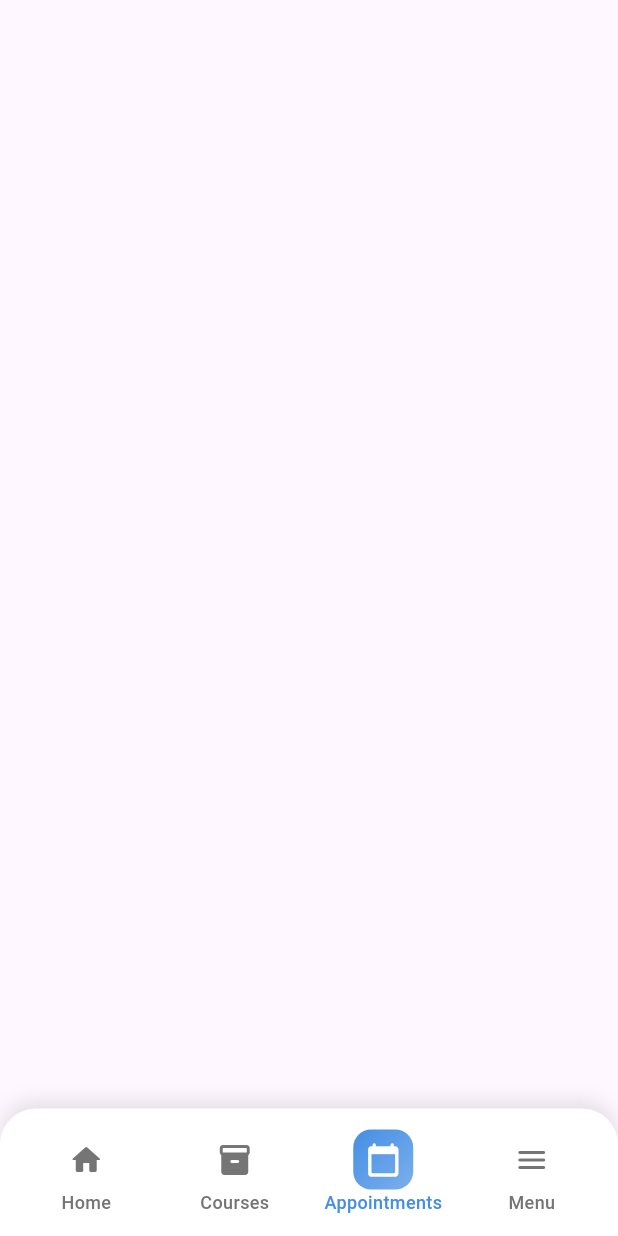
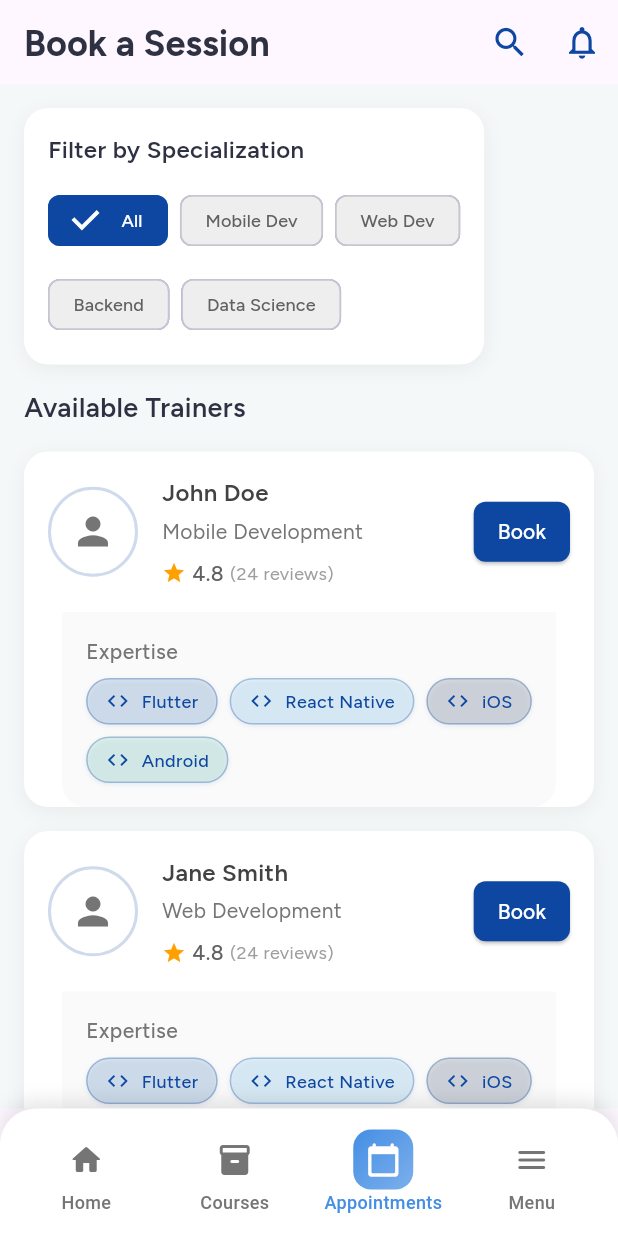
Before and after one commit to flappyBirdBol-anon/code-bolanon-mobile, a Flutter app: the MainBodyView screen opened by its route, item 3 of the bottom bar chosen, on a phone screen of 412 x 824 dp. Run offline on Flutter 3.47's test engine with Material 3 defaults, Android fonts, the light colour scheme and no system bars; our stand-ins replace cached_network_image, carousel_slider, data_table_2, dio, file_picker, fl_chart and 19 more; missing offline and left inert: docx_viewer, excel, flutter_pdfview, flutter_stripe, media_kit, media_kit_video and 2 more; accounts and stored records are empty; network calls fail; project files that could hold a hidden picture were left out.

Commit message:
add some changes, fixed some UI in learner courses, added initial UI for learner's appointment

```diff
--- a/lib/app/app.dart
+++ b/lib/app/app.dart
@@ -48,6 +48,7 @@ import 'package:code_bolanon/ui/views/change_password/change_password_view.dart'
 import 'package:code_bolanon/ui/views/edit_profile/edit_profile_view.dart';
 import 'package:code_bolanon/ui/views/trainer_appointment_home/trainer_appointment_home_view.dart';
 import 'package:code_bolanon/ui/views/trainer_schedules/trainer_schedules_view.dart';
+import 'package:code_bolanon/ui/views/learner_appointment_home/learner_appointment_home_view.dart';
 // @stacked-import
 
 @StackedApp(
@@ -76,6 +77,7 @@ import 'package:code_bolanon/ui/views/trainer_schedules/trainer_schedules_view.d
     MaterialRoute(page: EditProfileView),
     MaterialRoute(page: TrainerAppointmentHomeView),
     MaterialRoute(page: TrainerSchedulesView),
+    MaterialRoute(page: LearnerAppointmentHomeView),
 // @stacked-route
   ],
   dependencies: [
--- a/lib/services/user_service.dart
+++ b/lib/services/user_service.dart
@@ -1,7 +1,7 @@
 import 'dart:convert';
 
+import 'package:code_bolanon/models/tech_stack_model.dart';
 import 'package:code_bolanon/models/user_model.dart';
-import 'package:code_bolanon/models/tech_stack_model.dart';
 import 'package:code_bolanon/services/api_service.dart';
 import 'package:shared_preferences/shared_preferences.dart';
 import 'package:stacked/stacked.dart';
@@ -92,7 +92,7 @@ class UserService with ListenableServiceMixin {
 
   Future<Map<String, dynamic>?> getProfile() async {
     try {
-      final response = await ApiService().get('/profile');
+      final response = await ApiService().get('/profile/me');
 
       if (response.statusCode == 200) {
         final Map<String, dynamic> result = {};
--- a/lib/ui/common/widgets/courses_list_item.dart
+++ b/lib/ui/common/widgets/courses_list_item.dart
@@ -42,8 +42,7 @@ class CoursesListItem extends StatelessWidget {
         clipBehavior: Clip.antiAlias,
         shape: RoundedRectangleBorder(
           borderRadius: BorderRadius.circular(12),
-          side:
-              const BorderSide(color: const Color.fromARGB(157, 238, 238, 238)),
+          side: const BorderSide(color: Color.fromARGB(157, 238, 238, 238)),
         ),
         child: InkWell(
           onTap: onTap,
@@ -73,7 +72,7 @@ class CoursesListItem extends StatelessWidget {
                   child: Stack(
                     children: [
                       AspectRatio(
-                        aspectRatio: 1.5,
+                        aspectRatio: 1.56,
                         child: _buildCourseImage(),
                       ),
                       if (showControls) ...[
@@ -95,7 +94,7 @@ class CoursesListItem extends StatelessWidget {
                 ),
                 Expanded(
                   child: Padding(
-                    padding: const EdgeInsets.all(6),
+                    padding: const EdgeInsets.all(4),
                     child: Container(
                       padding: const EdgeInsets.all(4),
                       decoration: BoxDecoration(
--- /dev/null
+++ b/lib/ui/views/learner_appointment_home/learner_appointment_home_view.dart
@@ -0,0 +1,476 @@
+import 'package:code_bolanon/models/user_model.dart';
+import 'package:code_bolanon/ui/common/app_colors.dart';
+import 'package:code_bolanon/ui/common/widgets/custom_app_bar.dart';
+import 'package:code_bolanon/ui/common/widgets/custom_stack_chip.dart';
+import 'package:flutter/material.dart';
+import 'package:google_fonts/google_fonts.dart';
+import 'package:shimmer/shimmer.dart';
+import 'package:stacked/stacked.dart';
+
+import 'learner_appointment_home_viewmodel.dart';
+
+class LearnerAppointmentHomeView
+    extends StackedView<LearnerAppointmentHomeViewModel> {
+  const LearnerAppointmentHomeView({Key? key}) : super(key: key);
+
+  @override
+  Widget builder(
+    BuildContext context,
+    LearnerAppointmentHomeViewModel viewModel,
+    Widget? child,
+  ) {
+    final theme = Theme.of(context);
+    final isDark = theme.brightness == Brightness.dark;
+
+    return Scaffold(
+      backgroundColor: isDark ? const Color(0xFF0F172A) : AppColors.background,
+      appBar: CustomAppBar(
+        title: 'Book a Session',
+        showSearchButton: true,
+        onSearchTap: viewModel.setSearchQuery,
+      ),
+      body: SafeArea(
+        child: RefreshIndicator(
+          onRefresh: () => viewModel.fetchAvailableTrainers(),
+          child: SingleChildScrollView(
+            physics: const AlwaysScrollableScrollPhysics(),
+            child: Column(
+              crossAxisAlignment: CrossAxisAlignment.start,
+              children: [
+                // Filter Section
+                _buildFilterSection(context, viewModel, isDark),
+
+                const SizedBox(height: 16),
+
+                // Available Trainers Section
+                _buildAvailableTrainersSection(context, viewModel, isDark),
+
+                const SizedBox(height: 20),
+              ],
+            ),
+          ),
+        ),
+      ),
+    );
+  }
+
+  Widget _buildFilterSection(
+    BuildContext context,
+    LearnerAppointmentHomeViewModel viewModel,
+    bool isDark,
+  ) {
+    return Container(
+      margin: const EdgeInsets.fromLTRB(16, 16, 16, 0),
+      padding: const EdgeInsets.all(16),
+      decoration: BoxDecoration(
+        color: isDark ? const Color(0xFF1E293B) : Colors.white,
+        borderRadius: BorderRadius.circular(16),
+        boxShadow: [
+          BoxShadow(
+            color: Colors.black.withOpacity(0.05),
+            offset: const Offset(0, 3),
+            blurRadius: 10,
+          ),
+        ],
+      ),
+      child: Column(
+        crossAxisAlignment: CrossAxisAlignment.start,
+        children: [
+          Text(
+            'Filter by Specialization',
+            style: GoogleFonts.figtree(
+              fontSize: 16,
+              fontWeight: FontWeight.w600,
+              color: isDark ? Colors.white : const Color(0xFF2D3142),
+            ),
+          ),
+          const SizedBox(height: 12),
+          Wrap(
+            spacing: 8,
+            runSpacing: 8,
+            children: [
+              _buildFilterChip('All', viewModel.selectedFilter == 'All', isDark,
+                  () => viewModel.setFilter('All')),
+              _buildFilterChip(
+                  'Mobile Dev',
+                  viewModel.selectedFilter == 'Mobile Dev',
+                  isDark,
+                  () => viewModel.setFilter('Mobile Dev')),
+              _buildFilterChip('Web Dev', viewModel.selectedFilter == 'Web Dev',
+                  isDark, () => viewModel.setFilter('Web Dev')),
+              _buildFilterChip('Backend', viewModel.selectedFilter == 'Backend',
+                  isDark, () => viewModel.setFilter('Backend')),
+              _buildFilterChip(
+                  'Data Science',
+                  viewModel.selectedFilter == 'Data Science',
+                  isDark,
+                  () => viewModel.setFilter('Data Science')),
+            ],
+          ),
+        ],
+      ),
+    );
+  }
+
+  Widget _buildFilterChip(
+      String label, bool isSelected, bool isDark, VoidCallback onTap) {
+    return FilterChip(
+      label: Text(
+        label,
+        style: GoogleFonts.figtree(
+          color: isSelected
+              ? Colors.white
+              : (isDark ? Colors.grey[300] : Colors.grey[700]),
+          fontSize: 12,
+        ),
+      ),
+      selected: isSelected,
+      onSelected: (bool selected) => onTap(),
+      backgroundColor: isDark ? Colors.grey[800] : Colors.grey[200],
+      selectedColor: AppColors.primary,
+      checkmarkColor: Colors.white,
+      padding: const EdgeInsets.symmetric(horizontal: 8),
+    );
+  }
+
+  Widget _buildAvailableTrainersSection(
+    BuildContext context,
+    LearnerAppointmentHomeViewModel viewModel,
+    bool isDark,
+  ) {
+    return Padding(
+      padding: const EdgeInsets.symmetric(horizontal: 16),
+      child: Column(
+        crossAxisAlignment: CrossAxisAlignment.start,
+        children: [
+          Text(
+            'Available Trainers',
+            style: GoogleFonts.figtree(
+              fontSize: 18,
+              fontWeight: FontWeight.w600,
+              color: isDark ? Colors.white : const Color(0xFF2D3142),
+            ),
+          ),
+          const SizedBox(height: 16),
+          if (viewModel.isLoading)
+            _buildTrainerSkeletonLoaders(isDark)
+          else if (viewModel.availableTrainers.isEmpty)
+            Center(
+              child: _buildEmptyState(
+                'No trainers available',
+                'Check back later for available trainers',
+                Icons.person_search_outlined,
+                isDark,
+              ),
+            )
+          else
+            ListView.builder(
+              shrinkWrap: true,
+              physics: const NeverScrollableScrollPhysics(),
+              itemCount: viewModel.availableTrainers.length,
+              itemBuilder: (context, index) {
+                final trainer = viewModel.availableTrainers[index];
+                return _buildTrainerCard(trainer, isDark, viewModel);
+              },
+            ),
+        ],
+      ),
+    );
+  }
+
+  Widget _buildTrainerCard(UserModel trainer, bool isDark,
+      LearnerAppointmentHomeViewModel viewModel) {
+    // TODO: Get actual tech stacks and ratings from the API
+    final techStacks = ['Flutter', 'React Native', 'iOS', 'Android'];
+    const rating = 4.8;
+    const reviewCount = 24;
+
+    return Container(
+      margin: const EdgeInsets.only(bottom: 16),
+      decoration: BoxDecoration(
+        color: isDark ? const Color(0xFF1E293B) : Colors.white,
+        borderRadius: BorderRadius.circular(16),
+        boxShadow: [
+          BoxShadow(
+            color: Colors.black.withOpacity(0.05),
+            offset: const Offset(0, 3),
+            blurRadius: 10,
+          ),
+        ],
+      ),
+      child: Column(
+        children: [
+          Padding(
+            padding: const EdgeInsets.all(16),
+            child: Row(
+              children: [
+                // Trainer Profile Image
+                Container(
+                  width: 60,
+                  height: 60,
+                  decoration: BoxDecoration(
+                    shape: BoxShape.circle,
+                    border: Border.all(
+                      color: AppColors.primary.withOpacity(0.2),
+                      width: 2,
+                    ),
+                  ),
+                  child: ClipOval(
+                    child: trainer.profileImage?.isNotEmpty == true
+                        ? Image.network(
+                            trainer.profileImage!,
+                            fit: BoxFit.cover,
+                            errorBuilder: (context, error, stackTrace) => Icon(
+                              Icons.person,
+                              size: 30,
+                              color:
+                                  isDark ? Colors.grey[400] : Colors.grey[600],
+                            ),
+                          )
+                        : Icon(
+                            Icons.person,
+                            size: 30,
+                            color: isDark ? Colors.grey[400] : Colors.grey[600],
+                          ),
+                  ),
+                ),
+                const SizedBox(width: 16),
+                // Trainer Info
+                Expanded(
+                  child: Column(
+                    crossAxisAlignment: CrossAxisAlignment.start,
+                    children: [
+                      Text(
+                        trainer.fullName,
+                        style: GoogleFonts.figtree(
+                          fontSize: 16,
+                          fontWeight: FontWeight.w600,
+                          color: isDark ? Colors.white : Colors.grey[800],
+                        ),
+                      ),
+                      const SizedBox(height: 4),
+                      Text(
+                        trainer.specialization ?? 'No specialization',
+                        style: GoogleFonts.figtree(
+                          fontSize: 14,
+                          color: isDark ? Colors.grey[400] : Colors.grey[600],
+                        ),
+                      ),
+                      const SizedBox(height: 8),
+                      Row(
+                        children: [
+                          if (rating > 0) ...[
+                            Icon(
+                              Icons.star,
+                              size: 16,
+                              color: Colors.amber[700],
+                            ),
+                            const SizedBox(width: 4),
+                            Text(
+                              rating.toString(),
+                              style: GoogleFonts.figtree(
+                                fontSize: 14,
+                                fontWeight: FontWeight.w500,
+                                color: isDark
+                                    ? Colors.grey[300]
+                                    : Colors.grey[700],
+                              ),
+                            ),
+                            const SizedBox(width: 4),
+                            Text(
+                              '($reviewCount reviews)',
+                              style: GoogleFonts.figtree(
+                                fontSize: 12,
+                                color: isDark
+                                    ? Colors.grey[500]
+                                    : Colors.grey[500],
+                              ),
+                            ),
+                          ] else
+                            Container(
+                              padding: const EdgeInsets.symmetric(
+                                horizontal: 8,
+                                vertical: 2,
+                              ),
+                              decoration: BoxDecoration(
+                                color: Colors.green.withOpacity(0.1),
+                                borderRadius: BorderRadius.circular(12),
+                              ),
+                              child: Text(
+                                'New',
+                                style: GoogleFonts.figtree(
+                                  fontSize: 12,
+                                  fontWeight: FontWeight.w500,
+                                  color: Colors.green[700],
+                                ),
+                              ),
+                            ),
+                        ],
+                      ),
+                    ],
+                  ),
+                ),
+                // Book Button
+                ElevatedButton(
+                  onPressed: () => viewModel.bookSession(trainer.id!),
+                  style: ElevatedButton.styleFrom(
+                    backgroundColor: AppColors.primary,
+                    foregroundColor: Colors.white,
+                    shape: RoundedRectangleBorder(
+                      borderRadius: BorderRadius.circular(8),
+                    ),
+                    padding: const EdgeInsets.symmetric(
+                      horizontal: 16,
+                      vertical: 8,
+                    ),
+                  ),
+                  child: Text(
+                    'Book',
+                    style: GoogleFonts.figtree(
+                      fontWeight: FontWeight.w500,
+                    ),
+                  ),
+                ),
+              ],
+            ),
+          ),
+          // Tech Stack Section
+          Container(
+            padding: const EdgeInsets.all(16),
+            decoration: BoxDecoration(
+              color: isDark ? Colors.black12 : Colors.grey[50],
+              borderRadius: const BorderRadius.only(
+                bottomLeft: Radius.circular(16),
+                bottomRight: Radius.circular(16),
+              ),
+            ),
+            child: Column(
+              crossAxisAlignment: CrossAxisAlignment.start,
+              children: [
+                Text(
+                  'Expertise',
+                  style: GoogleFonts.figtree(
+                    fontSize: 14,
+                    fontWeight: FontWeight.w500,
+                    color: isDark ? Colors.grey[400] : Colors.grey[600],
+                  ),
+                ),
+                const SizedBox(height: 8),
+                Wrap(
+                  spacing: 8,
+                  runSpacing: 8,
+                  children: techStacks.map((stack) {
+                    return CustomStackChip(
+                      label: stack,
+                      selected: true,
+                      isDark: isDark,
+                      icon: Icons.code,
+                      color: viewModel.getTechColor(stack, isDark),
+                      textStyle: GoogleFonts.figtree(
+                        fontSize: 12,
+                        fontWeight: FontWeight.w500,
+                      ),
+                      onTap: () {},
+                    );
+                  }).toList(),
+                ),
+              ],
+            ),
+          ),
+        ],
+      ),
+    );
+  }
+
+  Widget _buildTrainerSkeletonLoaders(bool isDark) {
+    return ListView.builder(
+      shrinkWrap: true,
+      physics: const NeverScrollableScrollPhysics(),
+      itemCount: 3,
+      itemBuilder: (context, index) {
+        return Container(
+          margin: const EdgeInsets.only(bottom: 16),
+          height: 180,
+          decoration: BoxDecoration(
+            color: isDark ? Colors.grey[900] : Colors.grey[100],
+            borderRadius: BorderRadius.circular(16),
+          ),
+          child: Shimmer.fromColors(
+            baseColor: isDark ? Colors.grey[800]! : Colors.grey[300]!,
+            highlightColor: isDark ? Colors.grey[700]! : Colors.grey[100]!,
+            child: Container(
+              decoration: BoxDecoration(
+                color: Colors.white,
+                borderRadius: BorderRadius.circular(16),
+              ),
+            ),
+          ),
+        );
+      },
+    );
+  }
+
+  Widget _buildEmptyState(
+    String title,
+    String subtitle,
+    IconData icon,
+    bool isDark,
+  ) {
+    return Container(
+      width: double.infinity,
+      padding: const EdgeInsets.symmetric(vertical: 40),
+      decoration: BoxDecoration(
+        color: isDark ? const Color(0xFF1E293B) : Colors.white,
+        borderRadius: BorderRadius.circular(16),
+        boxShadow: [
+          BoxShadow(
+            color: Colors.black.withOpacity(0.05),
+            offset: const Offset(0, 3),
+            blurRadius: 10,
+          ),
+        ],
+      ),
+      child: Column(
+        mainAxisAlignment: MainAxisAlignment.center,
+        children: [
+          Icon(
+            icon,
+            size: 48,
+            color: isDark ? Colors.grey[600] : Colors.grey[400],
+          ),
+          const SizedBox(height: 16),
+          Text(
+            title,
+            style: GoogleFonts.figtree(
+              fontSize: 16,
+              fontWeight: FontWeight.w600,
+              color: isDark ? Colors.grey[400] : Colors.grey[600],
+            ),
+            textAlign: TextAlign.center,
+          ),
+          const SizedBox(height: 8),
+          Text(
+            subtitle,
+            style: GoogleFonts.figtree(
+              fontSize: 14,
+              color: isDark ? Colors.grey[500] : Colors.grey[500],
+            ),
+            textAlign: TextAlign.center,
+          ),
+        ],
+      ),
+    );
+  }
+
+  @override
+  LearnerAppointmentHomeViewModel viewModelBuilder(
+    BuildContext context,
+  ) =>
+      LearnerAppointmentHomeViewModel();
+
+  @override
+  void onViewModelReady(LearnerAppointmentHomeViewModel viewModel) {
+    viewModel.initialize();
+    super.onViewModelReady(viewModel);
+  }
+}
--- /dev/null
+++ b/lib/ui/views/learner_appointment_home/learner_appointment_home_viewmodel.dart
@@ -0,0 +1,94 @@
+import 'package:code_bolanon/app/app.locator.dart';
+import 'package:code_bolanon/models/user_model.dart';
+import 'package:code_bolanon/services/api_service.dart';
+import 'package:flutter/material.dart';
+import 'package:stacked/stacked.dart';
+
+class LearnerAppointmentHomeViewModel extends BaseViewModel {
+  final _apiService = locator<ApiService>();
+  List<UserModel> _availableTrainers = [];
+  bool _isLoading = false;
+  String _searchQuery = '';
+  String _selectedFilter = 'All';
+
+  List<UserModel> get availableTrainers => _availableTrainers;
+  bool get isLoading => _isLoading;
+  String get searchQuery => _searchQuery;
+  String get selectedFilter => _selectedFilter;
+
+  Future<void> initialize() async {
+    await fetchAvailableTrainers();
+  }
+
+  Future<void> fetchAvailableTrainers() async {
+    _isLoading = true;
+    notifyListeners();
+
+    try {
+      // TODO: Replace with actual API call
+      // For now, using mock data
+      await Future.delayed(const Duration(seconds: 1));
+      _availableTrainers = [
+        UserModel(
+          id: 1,
+          firstName: 'John',
+          lastName: 'Doe',
+          email: 'john.doe@example.com',
+          role: 'trainer',
+          profileImage: '',
+          specialization: 'Mobile Development',
+          organization: 'Tech Corp',
+        ),
+        UserModel(
+          id: 2,
+          firstName: 'Jane',
+          lastName: 'Smith',
+          email: 'jane.smith@example.com',
+          role: 'trainer',
+          profileImage: '',
+          specialization: 'Web Development',
+          organization: 'Web Solutions',
+        ),
+      ];
+    } catch (e) {
+      // Handle error
+      debugPrint('Error fetching trainers: $e');
+    } finally {
+      _isLoading = false;
+      notifyListeners();
+    }
+  }
+
+  void setSearchQuery(String query) {
+    _searchQuery = query;
+    notifyListeners();
+    // TODO: Implement search filtering
+  }
+
+  void setFilter(String filter) {
+    _selectedFilter = filter;
+    notifyListeners();
+    // TODO: Implement filter logic
+  }
+
+  Color getTechColor(String tech, bool isDark) {
+    // Define colors for different tech stacks
+    final colors = {
+      'Flutter': const Color(0xFF02569B),
+      'React Native': const Color(0xFF61DAFB),
+      'iOS': const Color(0xFF000000),
+      'Android': const Color(0xFF3DDC84),
+      'React': const Color(0xFF61DAFB),
+      'Vue.js': const Color(0xFF4FC08D),
+      'Node.js': const Color(0xFF339933),
+      'TypeScript': const Color(0xFF3178C6),
+    };
+
+    return colors[tech] ?? (isDark ? Colors.grey[700]! : Colors.grey[300]!);
+  }
+
+  Future<void> bookSession(int trainerId) async {
+    // TODO: Implement booking logic
+    debugPrint('Booking session with trainer: $trainerId');
+  }
+}
--- a/lib/ui/views/main_body/main_body_view.dart
+++ b/lib/ui/views/main_body/main_body_view.dart
@@ -1,5 +1,6 @@
 import 'package:code_bolanon/ui/views/available_courses/available_courses_view.dart';
 import 'package:code_bolanon/ui/views/home/home_view.dart';
+import 'package:code_bolanon/ui/views/learner_appointment_home/learner_appointment_home_view.dart';
 import 'package:code_bolanon/ui/views/learner_home/learner_home_view.dart';
 import 'package:code_bolanon/ui/views/menu/menu_view.dart';
 import 'package:code_bolanon/ui/views/trainer_appointment_home/trainer_appointment_home_view.dart';
@@ -83,7 +84,8 @@ class MainBodyView extends StackedView<MainBodyViewModel> {
                                 const TrainerAppointmentHomeView(),
                           )
                         : MaterialPageRoute(
-                            builder: (context) => const SizedBox.shrink(),
+                            builder: (context) =>
+                                const LearnerAppointmentHomeView(),
                           );
                   },
                 ),
--- a/pubspec.yaml
+++ b/pubspec.yaml
@@ -31,7 +31,7 @@ dependencies:
   intl: ^0.19.0
   http_parser: ^4.1.2
   path_provider: ^2.1.5
-  path: 1.9.1
+  path: 1.9.0
   flutter_cache_manager: ^3.4.1
   animate_do: ^3.0.2
   file_picker: ^9.0.0
```
Also changed, not shown: pubspec.lock, 1 other file.
